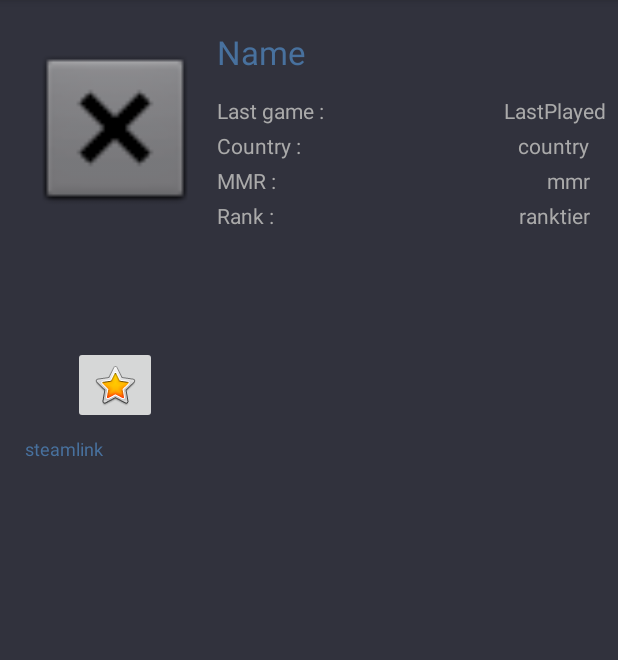
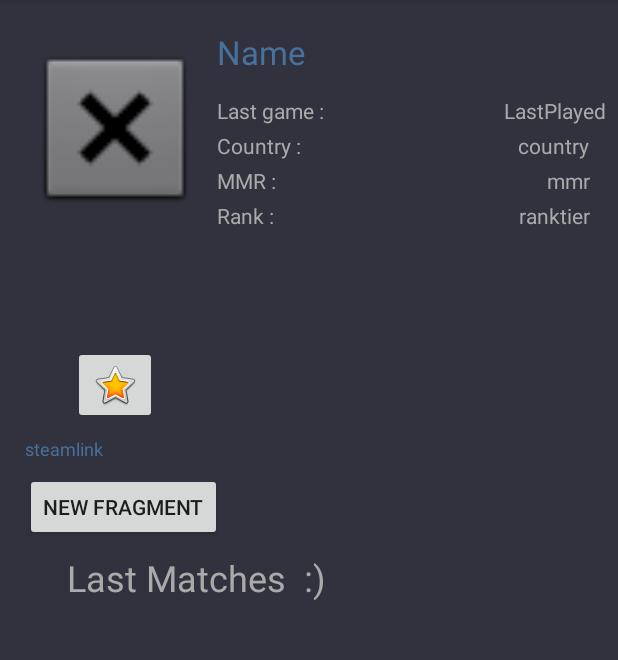
Before and after one commit to MattPilau/DotaStats, an Android app: the PlayerProfileActivity screen opened directly, with no data from a screen before it, after a tap on an icon or button, on a phone screen of 412 x 824 dp, the part 84-744 px from its top. Run offline under Robolectric (Android 15) with nearby library versions, the phone set to English and light mode, and no system bars; 3 statements that could not run were skipped; 1 other tap on this screen came first.

Commit message:
Very basic first fragments

```diff
--- a/app/src/main/java/com/app/dotastats/dotastats/PlayerProfileActivity.java
+++ b/app/src/main/java/com/app/dotastats/dotastats/PlayerProfileActivity.java
@@ -1,5 +1,7 @@
 package com.app.dotastats.dotastats;
 
+import android.app.FragmentManager;
+import android.app.FragmentTransaction;
 import android.content.ComponentName;
 import android.content.Context;
 import android.content.Intent;
@@ -19,6 +21,7 @@ import comp.app.dotastats.utils.UtilsPreferences;
 public class PlayerProfileActivity extends AppCompatActivity {
     Player player;
     Boolean isFavorite;
+    Boolean lastMatches = true;
 
     private ServiceConnection maConnexion = new ServiceConnection() {
         public void onServiceConnected(ComponentName name, IBinder service) {
@@ -92,6 +95,22 @@ public class PlayerProfileActivity extends AppCompatActivity {
                 // END DEBUG
             }
         });
+
+        findViewById(R.id.button_fragment).setOnClickListener(new View.OnClickListener() {
+            @Override
+            public void onClick(View v) {
+
+                Toast.makeText(getBaseContext(), "In Fragment :) !", Toast.LENGTH_SHORT).show();
+
+                FragmentTransaction fragmentTransaction = getFragmentManager().beginTransaction();
+                if(lastMatches)
+                    fragmentTransaction.replace(R.id.fragment_container, new LastMatchesFragment());
+                else
+                    fragmentTransaction.replace(R.id.fragment_container, new LastHeroesFragment());
+                lastMatches = !lastMatches;
+                fragmentTransaction.commit();
+            }
+        });
     }
 
     @Override
--- a/app/src/main/java/com/app/dotastats/dotastats/SearchPlayerService.java
+++ b/app/src/main/java/com/app/dotastats/dotastats/SearchPlayerService.java
@@ -119,6 +119,11 @@ public class SearchPlayerService extends Service {
             String dataCleaned = new UtilsHttp().getInfoFromAPI("https://api.opendota.com/api/search?q=" + name + "&similarity=1");
 
             try {
+                /* TODO
+                bugs when wifi not launched
+                => check if dataCleaned != null
+                OR => change catch (Exception e)
+                 */
                 JSONArray data = new JSONArray(dataCleaned);
 
                 players.addAllValues(data);
@@ -127,6 +132,7 @@ public class SearchPlayerService extends Service {
             } catch (JSONException e) {
                 e.printStackTrace();
             }
+
             return null;
         }
 
--- a/app/src/main/res/layout/activity_player_profile.xml
+++ b/app/src/main/res/layout/activity_player_profile.xml
@@ -201,4 +201,37 @@
         app:layout_constraintVertical_bias="0.296"
         app:srcCompat="@android:drawable/btn_star_big_off" />
 
+    <Button
+        android:id="@+id/button_fragment"
+        android:layout_width="wrap_content"
+        android:layout_height="45dp"
+        android:layout_marginBottom="8dp"
+        android:layout_marginEnd="8dp"
+        android:layout_marginStart="8dp"
+        android:layout_marginTop="8dp"
+        android:text="New Fragment"
+        app:layout_constraintBottom_toBottomOf="parent"
+        app:layout_constraintEnd_toEndOf="parent"
+        app:layout_constraintHorizontal_bias="0.033"
+        app:layout_constraintStart_toStartOf="parent"
+        app:layout_constraintTop_toBottomOf="@+id/steamlink"
+        app:layout_constraintVertical_bias="0.0" />
+
+
+    <LinearLayout
+        android:id="@+id/fragment_container"
+        android:layout_width="wrap_content"
+        android:layout_height="wrap_content"
+        android:layout_marginBottom="8dp"
+        android:layout_marginEnd="8dp"
+        android:layout_marginStart="8dp"
+        android:layout_marginTop="8dp"
+        android:orientation="vertical"
+        app:layout_constraintBottom_toBottomOf="parent"
+        app:layout_constraintEnd_toEndOf="parent"
+        app:layout_constraintHorizontal_bias="0.168"
+        app:layout_constraintStart_toStartOf="parent"
+        app:layout_constraintTop_toBottomOf="@+id/button_fragment"
+        app:layout_constraintVertical_bias="0.0" />
+
 </android.support.constraint.ConstraintLayout>
--- /dev/null
+++ b/app/src/main/res/layout/fragment_last_matches.xml
@@ -0,0 +1,17 @@
+<?xml version="1.0" encoding="utf-8"?>
+<LinearLayout xmlns:android="http://schemas.android.com/apk/res/android"
+    android:layout_width="match_parent"
+    android:layout_height="match_parent"
+    android:orientation="horizontal">
+
+
+    <TextView
+        android:id="@+id/textview_fragment"
+        android:layout_width="wrap_content"
+        android:layout_height="wrap_content"
+        android:layout_weight="1"
+        android:text="Last Matches  :) "
+        android:textColor="@android:color/darker_gray"
+        android:textSize="24sp"
+        android:gravity="center"/>
+</LinearLayout>
```
Also changed, not shown: app/src/main/java/com/app/dotastats/dotastats/LastHeroesFragment.java (added, +22 -0 lines), app/src/main/java/com/app/dotastats/dotastats/LastMatchesFragment.java (added, +22 -0 lines), app/src/main/res/layout/fragment_last_heroes.xml (added, +17 -0 lines).
